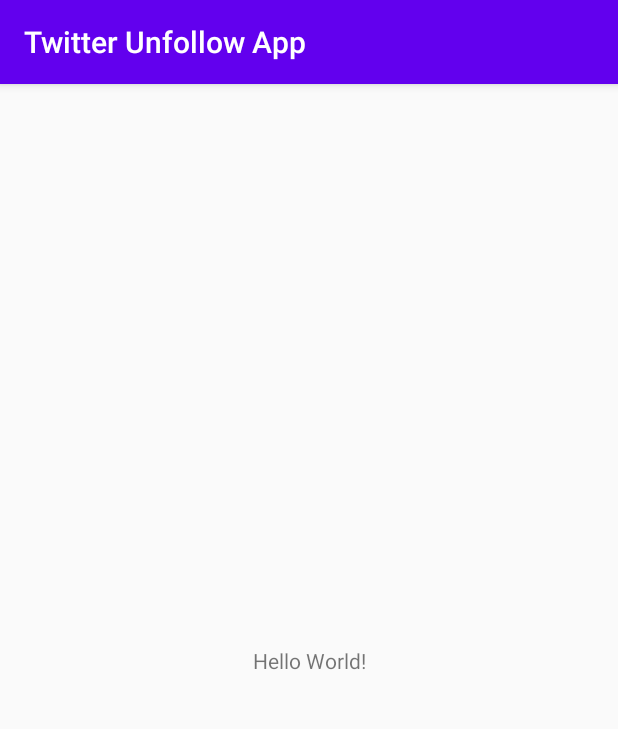
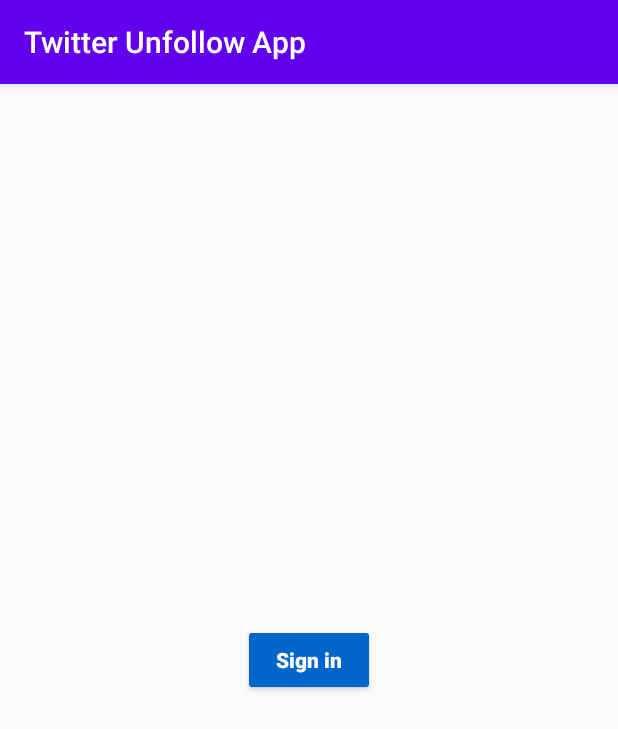
Before and after one commit to DevAdedoyin/Twitter-Unfollow-App, an Android app: the screen it shows after launch (MainActivity before the commit, SignInScreen after it), on a phone screen of 412 x 824 dp. Shown: the top 729 px of the screen. Run offline under Robolectric (Android 15) with nearby library versions, the light colour scheme and no system bars.

Commit message:
Sign-In Screen: Sign in Button created

```diff
--- a/app/src/main/java/com/example/twitterunfollowapp/SplashScreen.kt
+++ b/app/src/main/java/com/example/twitterunfollowapp/SplashScreen.kt
@@ -15,7 +15,7 @@
         app_name_splash_screen.animate().translationY(-100F).setDuration(5000)
 
         Handler().postDelayed({
-            startActivity(Intent(applicationContext, MainActivity::class.java))
+            startActivity(Intent(applicationContext, SignInScreen::class.java))
             finish()
         }, 6000)
 
--- a/app/src/main/res/layout/activity_sign_in_screen.xml
+++ b/app/src/main/res/layout/activity_sign_in_screen.xml
@@ -6,6 +6,19 @@
     android:layout_height="match_parent"
     tools:context=".SignInScreen">
 
-
+<Button
+    android:layout_width="wrap_content"
+    android:layout_height="wrap_content"
+    app:layout_constraintStart_toStartOf="parent"
+    app:layout_constraintTop_toTopOf="parent"
+    app:layout_constraintBottom_toBottomOf="parent"
+    app:layout_constraintEnd_toEndOf="parent"
+    android:fadingEdge="horizontal"
+    android:backgroundTint="#0066cc"
+    android:textColor="#fff"
+    android:text="@string/sign_in"
+    android:elevation="15dp"
+    android:textAllCaps="false"
+    android:textStyle="bold"/>
 
 </androidx.constraintlayout.widget.ConstraintLayout>
--- a/app/src/main/res/values/strings.xml
+++ b/app/src/main/res/values/strings.xml
@@ -2,4 +2,5 @@
     <string name="app_name">Twitter Unfollow App</string>
     <string name="twunfollow">Twunfollow</string>
     <string name="app_logo">App Logo</string>
+    <string name="sign_in">Sign in</string>
 </resources>
```
